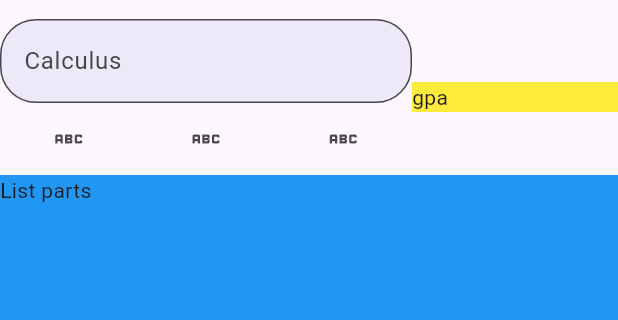
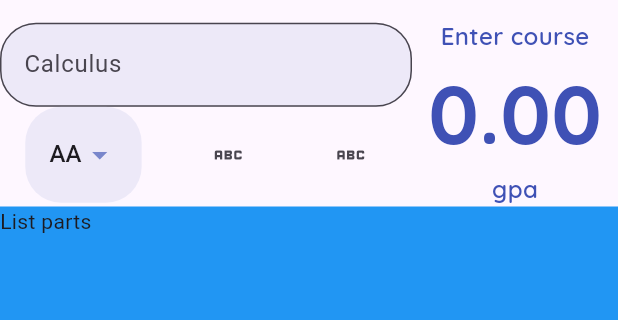
Before and after one commit to emirn00/GpaCalculator, a Flutter app: the screen it shows after launch, on a phone screen of 412 x 824 dp, the part 65-385 px from its top. Run offline on Flutter 3.47's test engine with Material 3 defaults, Android fonts, the light colour scheme and no system bars; our stand-ins replace google_fonts.

Commit message:
dropdown items added

```diff
--- a/lib/Constants/app-constants.dart
+++ b/lib/Constants/app-constants.dart
@@ -1,4 +1,4 @@
-// ignore_for_file: file_names
+// ignore_for_file: file_names, prefer_const_constructors
 
 import 'package:flutter/material.dart';
 import 'package:google_fonts/google_fonts.dart';
@@ -10,4 +10,13 @@ class Constants{
     fontSize: 24 , fontWeight: FontWeight.w900 , color: mainColor
   );
   static BorderRadius borderRadius = BorderRadius.circular(24);
+
+  static final TextStyle courseNumberStyle = GoogleFonts.quicksand(
+    fontSize: 16 , fontWeight: FontWeight.w600 , color: mainColor
+  );
+
+  static final TextStyle gpaStyle = GoogleFonts.quicksand(
+    fontSize: 55 , fontWeight: FontWeight.w800 , color: mainColor
+  );
+  static final EdgeInsets dropdownPadding = EdgeInsets.symmetric(horizontal: 16 , vertical: 8);
 }
--- a/lib/Widgets/gpa-calcualtor-app.dart
+++ b/lib/Widgets/gpa-calcualtor-app.dart
@@ -2,6 +2,8 @@
 
 import 'package:flutter/material.dart';
 import 'package:gpa_calculator_app/Constants/app-constants.dart';
+import 'package:gpa_calculator_app/Widgets/show-gpa.dart';
+import 'package:gpa_calculator_app/helper/data_helper.dart';
 
 class GpaCalculatorApp extends StatefulWidget {
   const GpaCalculatorApp({super.key});
@@ -11,6 +13,7 @@ class GpaCalculatorApp extends StatefulWidget {
 }
 
 class _GpaCalculatorAppState extends State<GpaCalculatorApp> {
+  double selectedValue = 4.0 ;
   GlobalKey<FormState> formKey = GlobalKey<FormState>();
   @override
   Widget build(BuildContext context) {
@@ -30,10 +33,7 @@ class _GpaCalculatorAppState extends State<GpaCalculatorApp> {
             child: _buildForm(),
           ),
            Expanded(
-            child: Container(
-              child: Text('gpa'),
-              color: Colors.yellow,
-            ),
+            child: ShowGpa(courseNumber: 0 , gpa: 0),
           )
             ],
           ),
@@ -57,9 +57,7 @@ class _GpaCalculatorAppState extends State<GpaCalculatorApp> {
           Row(
             mainAxisAlignment: MainAxisAlignment.spaceAround,
             children: [
-              IconButton(
-                onPressed: (){},
-                icon: Icon(Icons.abc) ),
+                _buildLetters(),
                 IconButton(
                 onPressed: (){},
                 icon: Icon(Icons.abc) ),
@@ -86,4 +84,28 @@ class _GpaCalculatorAppState extends State<GpaCalculatorApp> {
       ),
     );
   }
+
+  _buildLetters() {
+
+    return Container(
+      padding: Constants.dropdownPadding ,
+      decoration: BoxDecoration(color: Constants.mainColor.shade100.withOpacity(0.3),
+      borderRadius: Constants.borderRadius
+      ),
+      child: DropdownButton<double>(
+        elevation: 16,
+        iconEnabledColor: Constants.mainColor.shade300,
+        value: selectedValue,
+        onChanged:(value) {
+          setState(() {
+           selectedValue = value! ;
+          });
+        },
+        underline: Container(),
+        items:
+          Datas.grades(),
+      ),
+
+    );
+  }
 }
--- /dev/null
+++ b/lib/Widgets/show-gpa.dart
@@ -0,0 +1,26 @@
+// ignore_for_file: prefer_const_literals_to_create_immutables, file_names, prefer_const_constructors, unnecessary_string_interpolations
+
+import 'package:flutter/material.dart';
+import 'package:gpa_calculator_app/Constants/app-constants.dart';
+
+class ShowGpa extends StatelessWidget {
+  final double gpa ;
+  final int courseNumber;
+  const ShowGpa({required this.gpa , required this.courseNumber , super.key});
+
+  @override
+  Widget build(BuildContext context) {
+    return Column(
+      mainAxisAlignment: MainAxisAlignment.center,
+      crossAxisAlignment: CrossAxisAlignment.center,
+      children: [
+        Text(
+          courseNumber > 0 ? '$courseNumber course ' : 'Enter course',
+          style: Constants.courseNumberStyle,
+        ),
+        Text(gpa >= 0 ? '${gpa.toStringAsFixed(2)}' : '0.0' ,style: Constants.gpaStyle,),
+        Text('gpa' , style: Constants.courseNumberStyle,)
+      ],
+    );
+  }
+}
--- /dev/null
+++ b/lib/helper/data_helper.dart
@@ -0,0 +1,42 @@
+// ignore_for_file: unused_field, unused_element
+
+import 'dart:math';
+
+import 'package:flutter/material.dart';
+
+class Datas{
+
+  static List<String> _allLetterGrades(){
+
+    return ['AA' , 'BA' ,'BB' , 'CB', 'CC' , 'DC' , 'DD' ,'FD' , 'FF'];
+  }
+
+  static double _letterToGrade(String letter){
+    switch(letter){
+
+      case 'AA' :
+      return 4.0 ;
+      case 'BA' :
+      return 3.5 ;
+      case 'BB' :
+      return 3.0 ;
+      case 'CB' :
+      return 2.5 ;
+      case 'CC' :
+      return 2.0 ;
+      case 'DC' :
+      return 1.5 ;
+      case 'DD' :
+      return 1.0 ;
+      case 'FD' :
+      return 0.5 ;
+      case 'FF' :
+      return 0.0 ;
+      default :
+      return 1;
+    }
+  }
+  static List<DropdownMenuItem<double>> grades(){
+    return _allLetterGrades().map((e) => DropdownMenuItem(child: Text(e),value: _letterToGrade(e),)).toList();
+  }
+}
```
